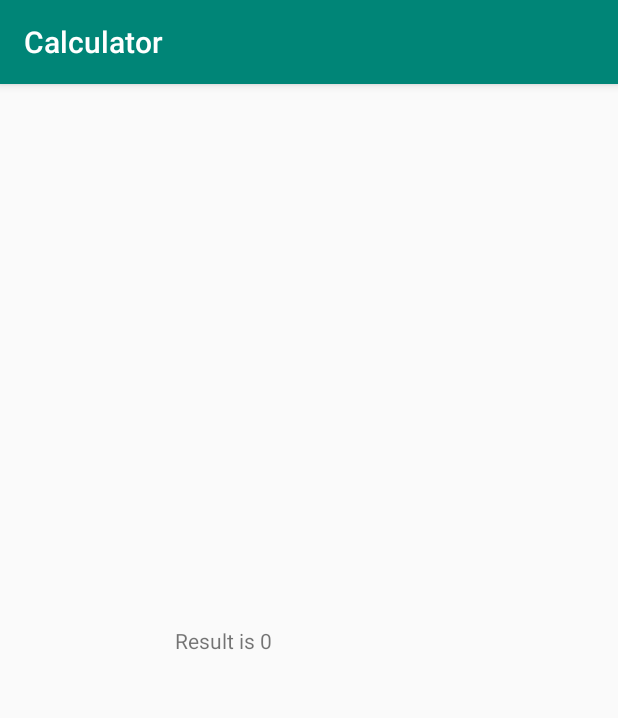
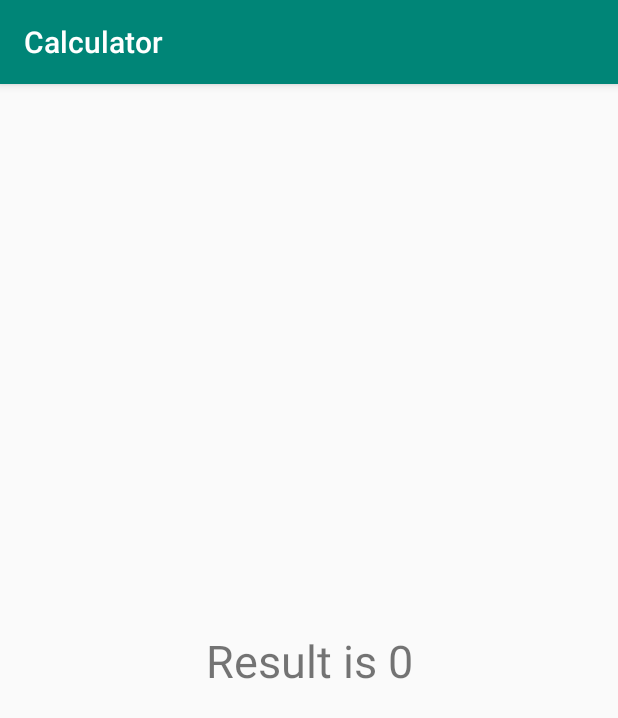
Before and after one commit to KillerKing18/Calculator, an Android app: the CalculatorResultActivity screen opened directly, with no data from a screen before it, on a phone screen of 412 x 824 dp. Shown: the top 718 px of the screen. Run offline under Robolectric (Android 15) with nearby library versions, the phone set to English and light mode, and no system bars.

Commit message:
Práctica 1 terminada

```diff
--- a/app/src/main/res/layout/activity_calculator_result.xml
+++ b/app/src/main/res/layout/activity_calculator_result.xml
@@ -8,9 +8,11 @@
 
     <TextView
         android:id="@+id/result_text"
-        android:layout_width="179dp"
-        android:layout_height="45dp"
+        android:layout_width="347dp"
+        android:layout_height="67dp"
+        android:gravity="center"
         android:text="TextView"
+        android:textSize="30sp"
         app:layout_constraintBottom_toBottomOf="parent"
         app:layout_constraintEnd_toEndOf="parent"
         app:layout_constraintStart_toStartOf="parent"
```
